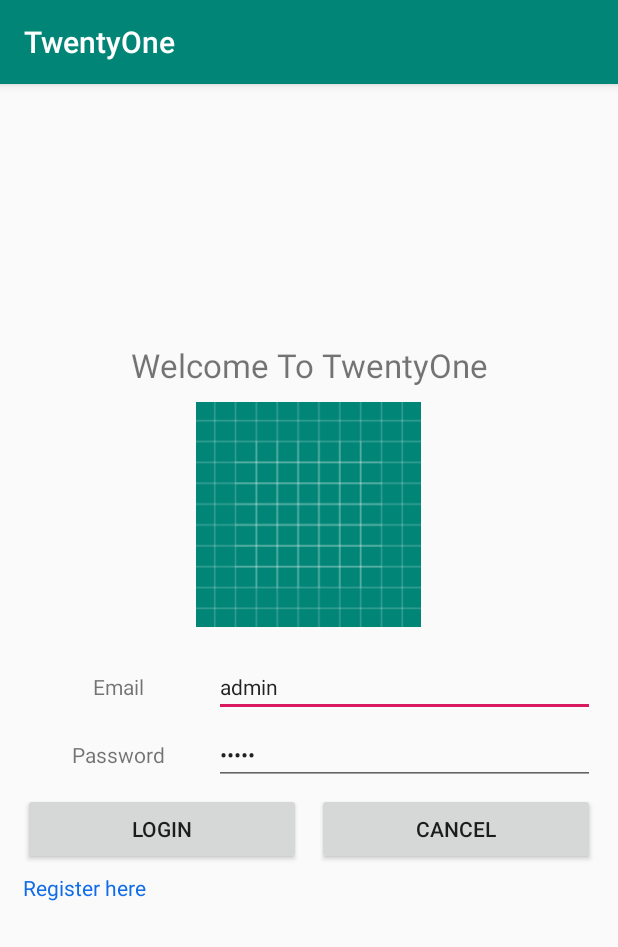
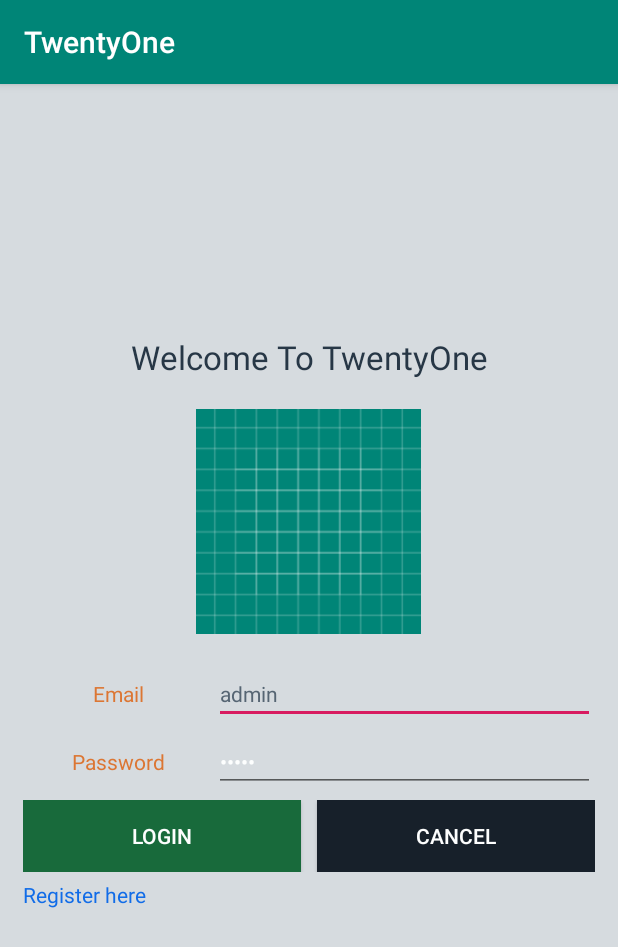
Before and after one commit to sanket293/TwentyOneApp, an Android app: the LoginActivity screen opened directly, with no data from a screen before it, on a phone screen of 412 x 824 dp. Shown: the top 947 px of the screen. Run offline under Robolectric (Android 15) with nearby library versions, the phone set to English and light mode, and no system bars.

Commit message:
UI and color Changes

```diff
--- a/app/src/main/res/layout/activity_instructions.xml
+++ b/app/src/main/res/layout/activity_instructions.xml
@@ -12,6 +12,7 @@
         android:layout_height="match_parent"
         android:layout_gravity="center"
         android:gravity="center"
+        android:textColor="@color/title_color"
         android:text="@string/Instructions"
         android:textSize="@dimen/sixteen_sp" />
 
--- a/app/src/main/res/layout/activity_login.xml
+++ b/app/src/main/res/layout/activity_login.xml
@@ -3,17 +3,25 @@
     xmlns:app="http://schemas.android.com/apk/res-auto"
     xmlns:tools="http://schemas.android.com/tools"
     android:layout_width="match_parent"
-android:gravity="center"    android:layout_height="match_parent"
-    android:layout_margin="@dimen/common_application_margin"
+    android:layout_height="match_parent"
+    android:background="@color/app_background"
     android:orientation="vertical"
     tools:context=".LoginActivity">
 
+    <LinearLayout
+        android:layout_width="match_parent"
+        android:layout_height="match_parent"
+        android:layout_margin="@dimen/common_application_margin"
+        android:gravity="center"
+        android:orientation="vertical">
 
         <TextView
             android:layout_width="match_parent"
             android:layout_height="wrap_content"
+            android:layout_marginBottom="@dimen/ten_dp"
             android:gravity="center"
             android:text="@string/WelcomeToTwentyOne"
+            android:textColor="@color/title_color"
             android:textSize="@dimen/twenty_two_sp" />
 
 
@@ -28,9 +36,9 @@ android:gravity="center"    android:layout_height="match_parent"
 
         <LinearLayout
 
-android:layout_marginTop="@dimen/twenty_dp"
             android:layout_width="match_parent"
             android:layout_height="wrap_content"
+            android:layout_marginTop="@dimen/twenty_dp"
             android:orientation="horizontal">
 
             <TextView
@@ -38,11 +46,12 @@ android:layout_marginTop="@dimen/twenty_dp"
                 android:layout_height="wrap_content"
                 android:layout_weight="2"
                 android:gravity="center"
-
+android:textColor="@color/light_orange"
                 android:text="@string/Email"
                 android:textSize="@dimen/fourteen_sp" />
 
             <EditText
+                android:textColor="@color/edit_text"
                 android:id="@+id/etEmail"
                 android:layout_width="match_parent"
                 android:layout_height="wrap_content"
@@ -62,6 +71,7 @@ android:layout_marginTop="@dimen/twenty_dp"
             <TextView
                 android:layout_width="match_parent"
                 android:layout_height="wrap_content"
+                android:textColor="@color/light_orange"
                 android:layout_weight="2"
                 android:gravity="center"
                 android:text="@string/Password"
@@ -73,6 +83,7 @@ android:layout_marginTop="@dimen/twenty_dp"
                 android:layout_height="wrap_content"
                 android:layout_weight="1"
                 android:hint="@string/Password"
+                android:textColor="@color/white"
                 android:inputType="textPassword"
                 android:maxLength="20"
                 android:text="admin"
@@ -92,11 +103,15 @@ android:layout_marginTop="@dimen/twenty_dp"
                 android:layout_height="wrap_content"
                 android:layout_marginRight="@dimen/five_dp"
                 android:layout_weight="1"
+                android:background="@color/btn_green"
+                android:textColor="@color/white"
                 android:onClick="onLoginbtnClick"
                 android:text="@string/Login" />
 
             <Button
                 android:layout_width="match_parent"
+                android:textColor="@color/white"
+android:background="@color/btn_cancel"
                 android:layout_height="wrap_content"
                 android:layout_marginLeft="@dimen/five_dp"
                 android:layout_weight="1"
@@ -107,7 +122,8 @@ android:layout_marginTop="@dimen/twenty_dp"
 
         <LinearLayout
             android:layout_width="match_parent"
-android:layout_marginBottom="@dimen/fifty_dp"        android:layout_height="wrap_content"
+            android:layout_height="wrap_content"
+            android:layout_marginBottom="@dimen/fifty_dp"
             android:layout_marginTop="@dimen/five_dp">
 
             <TextView
@@ -122,3 +138,4 @@ android:layout_marginBottom="@dimen/fifty_dp"        android:layout_height="wrap
 
 
     </LinearLayout>
+</LinearLayout>
--- a/app/src/main/res/layout/activity_splash_screen.xml
+++ b/app/src/main/res/layout/activity_splash_screen.xml
@@ -11,6 +11,7 @@
         android:layout_width="match_parent"
         android:layout_height="match_parent"
         android:layout_gravity="center"
+        android:textColor="@color/title_color"
         android:gravity="center"
         android:text="@string/Instructions"
         android:textSize="@dimen/sixteen_sp" />
--- a/app/src/main/res/layout/simple_text_adapter.xml
+++ b/app/src/main/res/layout/simple_text_adapter.xml
@@ -9,6 +9,7 @@
         android:padding="@dimen/five_dp"
         android:text="@string/action_sign_in"
         android:textSize="@dimen/fourteen_sp"
+        android:textColor="@color/btn_dark_cyan"
         android:layout_width="match_parent"
         android:layout_height="wrap_content" />
 
--- a/app/src/main/res/values/colors.xml
+++ b/app/src/main/res/values/colors.xml
@@ -12,6 +12,7 @@
     <color name="yellow">#D4AC0D</color>
     <color name="green">#27AE60</color>
     <color name="red">#ff0000</color>
+    <color name="black">#000000</color>
 
     <color name="light_green">#2ECC71</color>
     <color name="light_orange">#DC7633</color>
@@ -27,8 +28,10 @@
     <color name="title_color">#273746</color>
 
     <color name="btn_dark_cyan">#2C3E50</color>
+    <color name="btn_refresh">#2C3E50</color>
     <color name="btn_green">#186A3B</color>
     <color name="btn_cancel">#17202A</color>
+    <color name="btn_negative">#641E16</color>
 
 
 </resources>
```
Also changed, not shown: app/src/main/res/layout/activity_admin_add_quotes.xml (+12 -3 lines), app/src/main/res/layout/activity_admin_quote_delete.xml (+9 -7 lines), app/src/main/res/layout/activity_goal_confirmation.xml (+14 -3 lines), app/src/main/res/layout/activity_goal_list.xml (+23 -9 lines), app/src/main/res/layout/activity_registration.xml (+31 -4 lines), app/src/main/res/layout/activity_user_records.xml (+11 -2 lines), app/src/main/res/layout/user_records_adapter.xml (+17 -2 lines). Lines whose indentation alone changed are shown as unchanged.
